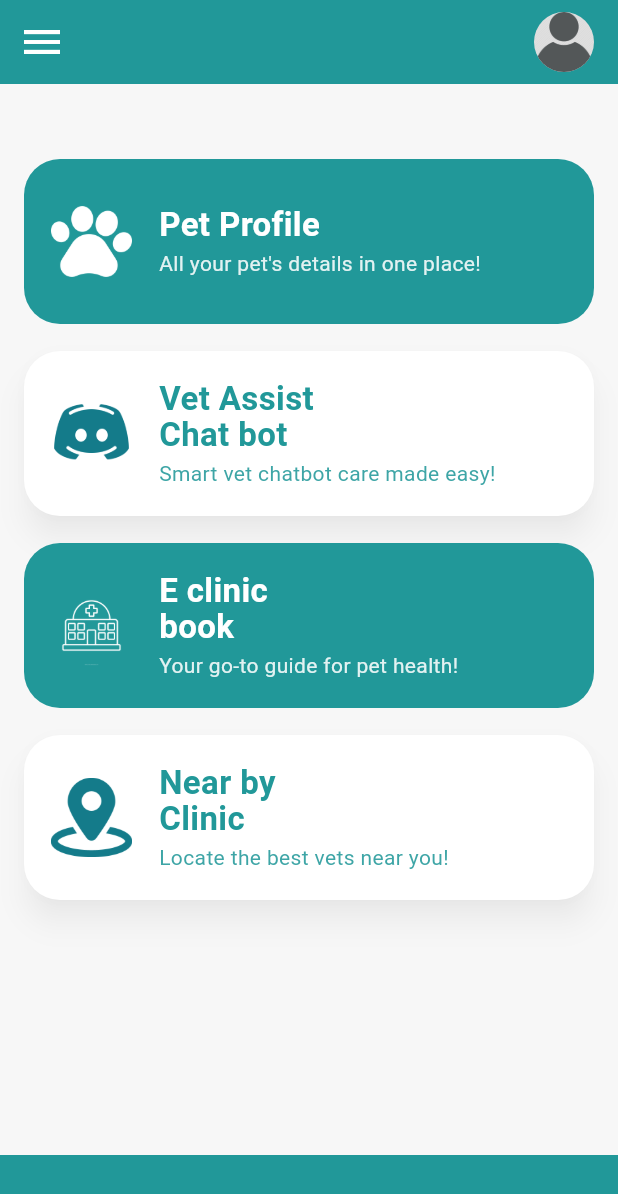
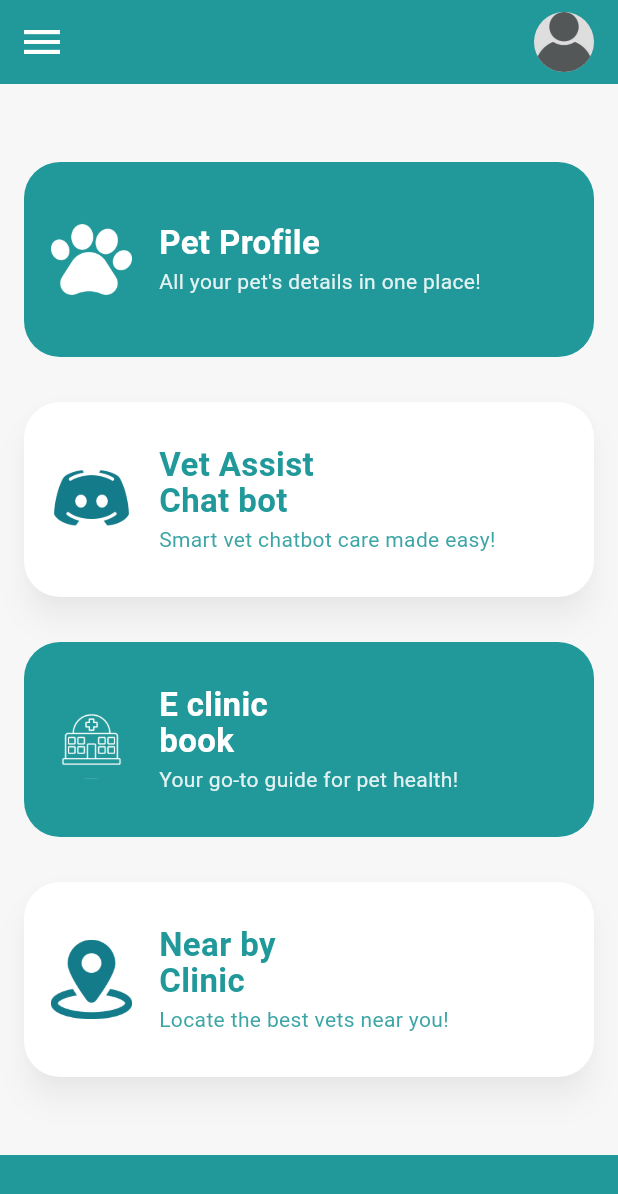
Before and after one commit to AshaniTH/Vet_Assist, a Flutter app: the screen it shows once a user with an empty profile is signed in, on a phone screen of 412 x 824 dp. Shown: the top 1194 px of the screen. Run offline on Flutter 3.47's test engine with Material 3 defaults, Android fonts, the phone set to English and light mode, and no system bars; our stand-ins replace firebase_auth, firebase_core, flutter_svg, geolocator, google_maps_flutter, google_sign_in; accounts and stored records are empty.

Commit message:
change 4 dart file add near by vetclincs option

```diff
--- a/lib/main.dart
+++ b/lib/main.dart
@@ -8,6 +8,7 @@
 import 'package:vet_assist/splash.dart';
 import 'package:vet_assist/start.dart';
 import 'package:vet_assist/verification_pending.dart';
+import 'package:vet_assist/nearby_vets.dart'; // ✅ Import the nearby vet page
 
 Future<void> main() async {
   WidgetsFlutterBinding.ensureInitialized();
@@ -30,6 +31,7 @@
         '/forgot_password': (context) => const ForgotPasswordEmailPage(),
         '/verification': (context) => const VerificationPendingPage(),
         '/I updated my password': (context) => const LoginScreen(),
+        '/nearby_vets': (context) => NearbyVetHospitalsPage(), // ✅ Add route
       },
       home: StreamBuilder<User?>(
         stream: FirebaseAuth.instance.authStateChanges(),
@@ -43,7 +45,7 @@
           }
           return const Start();
         },
-      ), // Change to ResetPasswordPage() for testing if needed
+      ),
     );
   }
 }
--- a/lib/option.dart
+++ b/lib/option.dart
@@ -6,11 +6,9 @@ import 'package:vet_assist/verification_pending.dart';
 class HomePage extends StatelessWidget {
   const HomePage({super.key});
 
-  //add signout
   Future<void> _signOut(BuildContext context) async {
     try {
       await FirebaseAuth.instance.signOut();
-      // Navigate to start screen after logout
       Navigator.pushAndRemoveUntil(
         context,
         MaterialPageRoute(builder: (context) => const Start()),
@@ -37,7 +35,6 @@ class HomePage extends StatelessWidget {
                 title: const Text('Profile'),
                 onTap: () {
                   Navigator.pop(context);
-                  // Add navigation to profile page here
                 },
               ),
               ListTile(
@@ -45,7 +42,6 @@ class HomePage extends StatelessWidget {
                 title: const Text('Settings'),
                 onTap: () {
                   Navigator.pop(context);
-                  // Add navigation to settings page here
                 },
               ),
               ListTile(
@@ -65,7 +61,6 @@ class HomePage extends StatelessWidget {
 
   @override
   Widget build(BuildContext context) {
-    // Check if user is verified when building the home page
     final user = FirebaseAuth.instance.currentUser;
     if (user != null && !user.emailVerified) {
       WidgetsBinding.instance.addPostFrameCallback((_) {
@@ -108,12 +103,16 @@ class HomePage extends StatelessWidget {
           ),
         ],
       ),
-      body: Padding(
+      body: SafeArea(
+        child: Padding(
           padding: const EdgeInsets.symmetric(horizontal: 16.0),
+          child: Center(
             child: SingleChildScrollView(
               child: Column(
+                mainAxisSize: MainAxisSize.min,
+                crossAxisAlignment: CrossAxisAlignment.center,
                 children: [
-              const SizedBox(height: 50),
+                  const SizedBox(height: 24),
                   FeatureCard(
                     iconPath: 'images/baluadiya.png',
                     title: 'Pet Profile',
@@ -151,9 +150,14 @@ class HomePage extends StatelessWidget {
                     color: Colors.white,
                     textColor: const Color(0xFF219899),
                     shadow: true,
-                onTap: () {},
+                    onTap: () {
+                      Navigator.pushNamed(context, '/nearby_vets');
+                    },
                   ),
+                  const SizedBox(height: 24),
                 ],
+              ),
+            ),
           ),
         ),
       ),
@@ -187,9 +191,10 @@ class FeatureCard extends StatelessWidget {
 
   @override
   Widget build(BuildContext context) {
-    // Set a fixed height for all cards to keep them the same size
-    return SizedBox(
-      height: 110, // Adjust as needed for your design
+    return Padding(
+      padding: const EdgeInsets.symmetric(vertical: 6.0),
+      child: ConstrainedBox(
+        constraints: const BoxConstraints(minHeight: 130, maxWidth: 500),
         child: Material(
           color: color,
           borderRadius: BorderRadius.circular(24),
@@ -223,8 +228,7 @@ class FeatureCard extends StatelessWidget {
                   Expanded(
                     child: Column(
                       crossAxisAlignment: CrossAxisAlignment.start,
-                    mainAxisAlignment:
-                        MainAxisAlignment.center, // Center text vertically
+                      mainAxisAlignment: MainAxisAlignment.center,
                       children: [
                         Text(
                           title,
@@ -253,6 +257,7 @@ class FeatureCard extends StatelessWidget {
             ),
           ),
         ),
+      ),
     );
   }
 }
--- a/lib/start.dart
+++ b/lib/start.dart
@@ -24,7 +24,7 @@ class _StartState extends State<Start> {
                   ClipRRect(
                     borderRadius: BorderRadius.circular(20),
                     child: Image.asset(
-                      'assest/cat and dog.png',
+                      'images/doggy and cat 1 (1).png',
                       height: 180,
                       width: 180,
                       fit: BoxFit.cover,
```
Also changed, not shown: lib/nearby_vets.dart (added, +190 -0 lines). Lines whose indentation alone changed are shown as unchanged.
